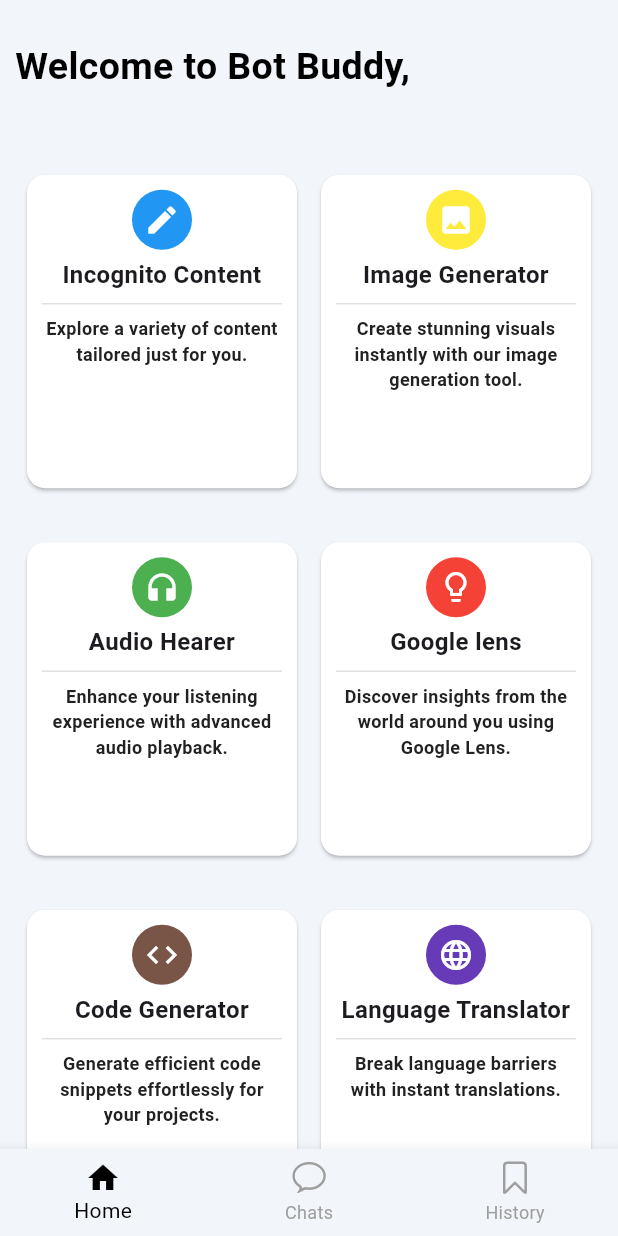
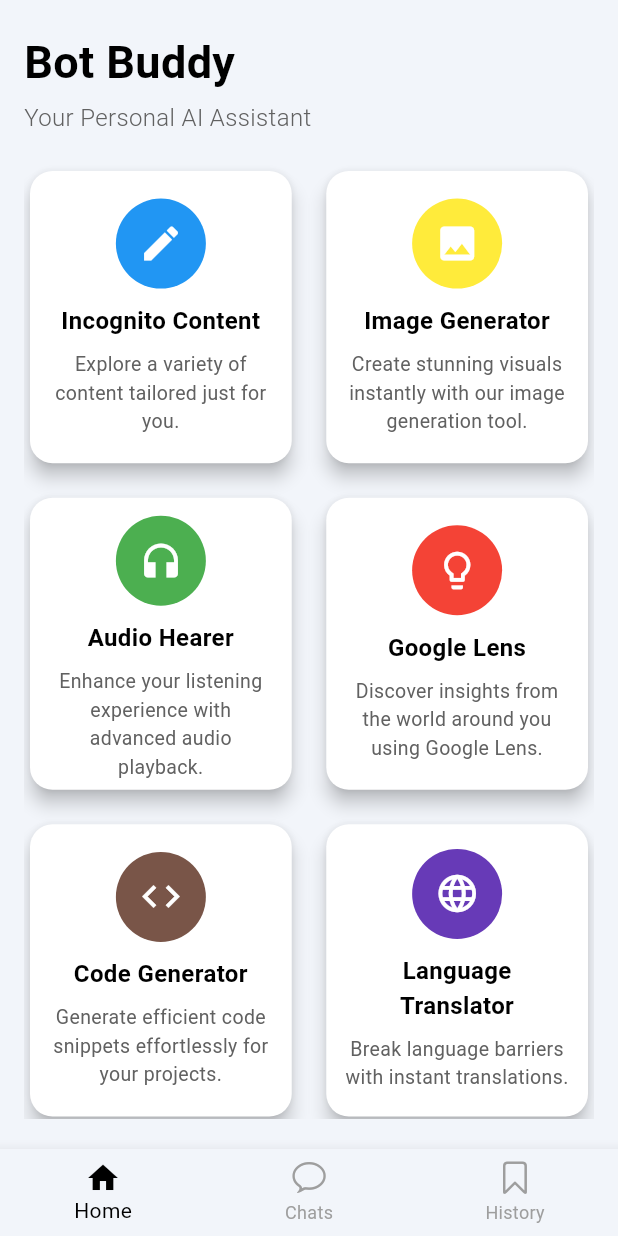
Before and after one commit to AdnanSheikh01/chat_bot_app, a Flutter app: the BottomNavbarScreen screen opened directly, on a phone screen of 412 x 824 dp. Run offline on Flutter 3.47's test engine with Material 3 defaults, Android fonts, the phone set to English and light mode, and no system bars; our stand-ins replace camera, cloud_firestore, dash_chat_2, firebase_auth, firebase_core, flutter_markdown and 9 more; missing offline and left inert: google_mlkit_image_labeling, markdown; accounts and stored records are empty.

Commit message:
sixth commit

```diff
--- a/lib/dum_controller.dart
+++ /dev/null
@@ -1,11 +0,0 @@
-import 'package:get/get.dart';
-
-class UserController extends GetxController {
-  var fullName = ''.obs;
-  var email = ''.obs;
-
-  void setUser(String name, String emailAddress) {
-    fullName.value = name;
-    email.value = emailAddress;
-  }
-}
--- a/lib/main.dart
+++ b/lib/main.dart
@@ -1,5 +1,4 @@
 import 'package:camera/camera.dart';
-import 'package:chat_bot_app/dum_controller.dart';
 import 'package:chat_bot_app/firebase_options.dart';
 import 'package:chat_bot_app/providers/chat_provider.dart';
 import 'package:chat_bot_app/theme/provider.dart';
@@ -18,7 +17,6 @@ Future<void> main() async {
   cameras = await availableCameras();
   await ChatProvider.initHive();
   await Firebase.initializeApp(options: DefaultFirebaseOptions.currentPlatform);
-  Get.put(UserController()); // Initialize the controller here
 
   runApp(
     MultiProvider(
--- a/lib/screens/bottom_navbar/bottom_navbar.dart
+++ b/lib/screens/bottom_navbar/bottom_navbar.dart
@@ -1,4 +1,4 @@
-import 'package:chat_bot_app/dum_controller.dart';
+import 'package:chat_bot_app/auth/firebase_auth.dart';
 import 'package:chat_bot_app/providers/chat_provider.dart';
 import 'package:chat_bot_app/screens/bottom_navbar/dummy_chat.dart';
 import 'package:chat_bot_app/theme/provider.dart';
@@ -21,6 +21,26 @@ class BottomNavbarScreen extends StatefulWidget {
 }
 
 class _BottomNavbarScreenState extends State<BottomNavbarScreen> {
+  String fullName = '';
+  String email = '';
+  @override
+  void initState() {
+    _fetchUserData();
+    super.initState();
+  }
+
+  Future<void> _fetchUserData() async {
+    String uid = FirebaseAuth.instance.currentUser!.uid;
+    var userData = await FirebaseAuthServices().getUserData(uid);
+
+    if (userData != null) {
+      setState(() {
+        fullName = userData['fullName'];
+        email = userData['email'];
+      });
+    }
+  }
+
   final List<Widget> _pages = [
     HomePage(),
     // ChatPage(),
@@ -31,7 +51,6 @@ class _BottomNavbarScreenState extends State<BottomNavbarScreen> {
   @override
   Widget build(BuildContext context) {
     final themeProvider = Provider.of<ThemeProvider>(context);
-    final UserController userController = Get.find();
 
     bool isDarkTheme = Theme.of(context).brightness == Brightness.dark;
 
@@ -57,53 +76,43 @@ class _BottomNavbarScreenState extends State<BottomNavbarScreen> {
               backgroundColor:
                   isDarkTheme ? Colors.black : Colors.white.withOpacity(.9),
               child: Padding(
-                padding: const EdgeInsets.all(20),
+                padding: const EdgeInsets.only(bottom: 30),
                 child: Column(
                   children: [
-                    CircleAvatar(
-                      radius: 50,
-                      child: Text(
-                        "F",
-                        style: TextStyle(fontSize: 30),
+                    UserAccountsDrawerHeader(
+                      decoration: BoxDecoration(
+                        color: isDarkTheme
+                            ? Colors.grey.shade900
+                            : Colors.indigo.shade700,
                       ),
-                    ),
-                    SizedBox(height: 15),
-                    Obx(
-                      () => Text(
-                        '${userController.fullName}',
+                      accountName: Text(
+                        fullName,
                         style: TextStyle(
-                            fontWeight: FontWeight.bold, fontSize: 18),
+                          fontWeight: FontWeight.bold,
+                          color: isDarkTheme ? Colors.white : Colors.white,
+                        ),
                       ),
-                    ),
-                    SizedBox(height: 5),
-                    Obx(
-                      () => Text(
-                        '${userController.email}',
+                      accountEmail: Text(
+                        email,
                         style: TextStyle(
-                            fontSize: 15, color: Colors.grey.shade700),
+                          color: Colors.grey.shade300,
+                        ),
+                      ),
+                      currentAccountPicture: CircleAvatar(
+                        backgroundColor: Colors.grey.shade200,
+                        child: Text(
+                          fullName.isNotEmpty ? fullName[0].toUpperCase() : '',
+                          style: TextStyle(fontSize: 24, color: Colors.indigo),
+                        ),
                       ),
                     ),
                     SizedBox(height: 20),
-                    ListTile(
-                      leading: Icon(Icons.settings_outlined),
-                      title: Text("Settings"),
-                    ),
-                    Divider(color: Colors.grey.shade300),
-                    ListTile(
-                      leading: Icon(Icons.support_agent_outlined),
-                      title: Text("Help Centre"),
-                    ),
-                    Divider(color: Colors.grey.shade300),
-                    ListTile(
-                      leading: Icon(Icons.feedback_outlined),
-                      title: Text("Send Us Feedback"),
-                    ),
-                    Divider(color: Colors.grey.shade300),
-                    ListTile(
-                      leading: Icon(Icons.star_rounded),
-                      title: Text("Rate our App"),
-                    ),
-                    Divider(color: Colors.grey.shade300),
+                    _buildDrawerItem(Icons.settings_outlined, "Settings"),
+                    _buildDrawerItem(
+                        Icons.support_agent_outlined, "Help Centre"),
+                    _buildDrawerItem(
+                        Icons.feedback_outlined, "Send Us Feedback"),
+                    _buildDrawerItem(Icons.star_rounded, "Rate our App"),
                     ListTile(
                       onTap: () {
                         FirebaseAuth.instance.signOut();
@@ -246,4 +255,16 @@ class _BottomNavbarScreenState extends State<BottomNavbarScreen> {
       );
     });
   }
+
+  Widget _buildDrawerItem(IconData icon, String title) {
+    return Column(
+      children: [
+        ListTile(
+          leading: Icon(icon),
+          title: Text(title),
+        ),
+        Divider(color: Colors.grey.shade300),
+      ],
+    );
+  }
 }
--- a/lib/screens/bottom_navbar/home/home_page.dart
+++ b/lib/screens/bottom_navbar/home/home_page.dart
@@ -1,4 +1,3 @@
-import 'package:chat_bot_app/dum_controller.dart';
 import 'package:chat_bot_app/screens/bottom_navbar/dummy_chat.dart';
 import 'package:chat_bot_app/screens/bottom_navbar/home/audio.dart';
 import 'package:chat_bot_app/screens/bottom_navbar/home/code_gen.dart';
@@ -19,125 +18,130 @@ class HomePage extends StatefulWidget {
 class _HomePageState extends State<HomePage> {
   @override
   Widget build(BuildContext context) {
-    var size = MediaQuery.of(context).size;
     bool isDarkTheme = Theme.of(context).brightness == Brightness.dark;
 
     List containerVal = [
       [
-        Icon(Icons.edit),
+        Icon(Icons.edit, size: 30, color: Colors.white),
         Colors.blue,
         "Incognito Content",
         ChatScreenDum(),
         "Explore a variety of content tailored just for you."
       ],
       [
-        Icon(Icons.photo),
+        Icon(Icons.photo, size: 30, color: Colors.white),
         Colors.yellow,
         "Image Generator",
         ImageGeneratorPage(),
         "Create stunning visuals instantly with our image generation tool."
       ],
       [
-        Icon(Icons.headphones),
+        Icon(Icons.headphones, size: 30, color: Colors.white),
         Colors.green,
         "Audio Hearer",
         AudioPage(),
         "Enhance your listening experience with advanced audio playback."
       ],
       [
-        Icon(Icons.lightbulb_outline),
+        Icon(Icons.lightbulb_outline, size: 30, color: Colors.white),
         Colors.red,
-        "Google lens",
+        "Google Lens",
         LensPage(),
         "Discover insights from the world around you using Google Lens."
       ],
       [
-        Icon(Icons.code),
+        Icon(Icons.code, size: 30, color: Colors.white),
         Colors.brown,
         "Code Generator",
         CodeGenerator(),
         "Generate efficient code snippets effortlessly for your projects."
       ],
       [
-        Icon(Icons.language),
+        Icon(Icons.language, size: 30, color: Colors.white),
         Colors.deepPurple,
         "Language Translator",
         LanguageTranslationPage(),
         "Break language barriers with instant translations."
       ],
     ];
-    final UserController userController = Get.find();
 
     return SafeArea(
       child: Scaffold(
         backgroundColor: Colors.transparent,
         body: Padding(
-          padding: const EdgeInsets.symmetric(horizontal: 10),
+          padding: const EdgeInsets.symmetric(horizontal: 16, vertical: 20),
           child: Column(
             crossAxisAlignment: CrossAxisAlignment.start,
             children: [
-              SizedBox(height: size.height * .02),
-              SizedBox(height: 10),
-              Obx(
-                () => Text(
-                  "Welcome to Bot Buddy,\n${userController.fullName}",
+              Text(
+                "Bot Buddy",
                 style: TextStyle(
-                      fontSize: 25,
+                    fontSize: 30,
                     fontWeight: FontWeight.bold,
                     color: isDarkTheme ? Colors.white : Colors.black),
               ),
+              SizedBox(height: 4),
+              Text(
+                "Your Personal AI Assistant",
+                style: TextStyle(
+                    fontSize: 16,
+                    fontWeight: FontWeight.w300,
+                    color: isDarkTheme
+                        ? Colors.grey.shade400
+                        : Colors.grey.shade700),
               ),
-              SizedBox(height: 10),
+              SizedBox(height: 20),
               Expanded(
                 child: GridView.builder(
-                  gridDelegate: SliverGridDelegateWithFixedCrossAxisCount(
-                      childAspectRatio: 0.8, crossAxisCount: 2),
-                  shrinkWrap: true,
+                  gridDelegate: const SliverGridDelegateWithFixedCrossAxisCount(
+                    crossAxisCount: 2,
+                    childAspectRatio: 0.9,
+                    mainAxisSpacing: 15,
+                    crossAxisSpacing: 15,
+                  ),
                   itemCount: containerVal.length,
-                  itemBuilder: (context, index) => Padding(
-                    padding: const EdgeInsets.all(8.0),
-                    child: GestureDetector(
+                  itemBuilder: (context, index) => GestureDetector(
                     onTap: () => Get.to(containerVal[index][3]),
                     child: Card(
-                        shadowColor: isDarkTheme ? Colors.blue : Colors.black,
-                        margin: EdgeInsets.only(bottom: 20),
+                      color: isDarkTheme ? Colors.black : Colors.white,
+                      shape: RoundedRectangleBorder(
+                        borderRadius: BorderRadius.circular(15),
+                      ),
+                      elevation: 5,
                       child: Padding(
-                          padding: const EdgeInsets.all(10),
+                        padding: const EdgeInsets.all(12),
                         child: Column(
+                          mainAxisAlignment: MainAxisAlignment.center,
                           crossAxisAlignment: CrossAxisAlignment.center,
                           children: [
                             CircleAvatar(
                               backgroundColor: containerVal[index][1],
+                              radius: 30,
                               child: containerVal[index][0],
                             ),
-                              SizedBox(height: 5),
-                              Flexible(
-                                child: Text(
+                            SizedBox(height: 10),
+                            Text(
                               containerVal[index][2],
                               textAlign: TextAlign.center,
                               style: TextStyle(
-                                      fontWeight: FontWeight.bold,
-                                      fontSize: 16),
+                                fontWeight: FontWeight.w600,
+                                fontSize: 16,
+                                color:
+                                    isDarkTheme ? Colors.white : Colors.black,
                               ),
                             ),
-                              Divider(
-                                color: isDarkTheme
-                                    ? Colors.grey.shade700
-                                    : Colors.grey.shade300,
-                              ),
-
-                              Text(containerVal[index][4],
+                            SizedBox(height: 8),
+                            Text(
+                              containerVal[index][4],
                               textAlign: TextAlign.center,
                               style: TextStyle(
+                                fontSize: 13,
                                 color: isDarkTheme
-                                          ? Colors.grey.shade700
-                                          : Colors.grey.shade900,
-                                      fontWeight: FontWeight.bold,
-                                      fontSize: 12)),
-                              // trailing: Icon(Icons.arrow_forward_ios),
-                              // ),
+                                    ? Colors.grey.shade400
+                                    : Colors.grey.shade700,
+                              ),
+                            ),
                           ],
-                          ),
                         ),
                       ),
                     ),
```
Also changed, not shown: lib/auth/firebase_auth.dart (+32 -54 lines), lib/screens/bottom_navbar/dummy_chat.dart (+8 -6 lines), lib/screens/bottom_navbar/saved/saved_page.dart (+1 -7 lines). Lines whose indentation alone changed are shown as unchanged.
